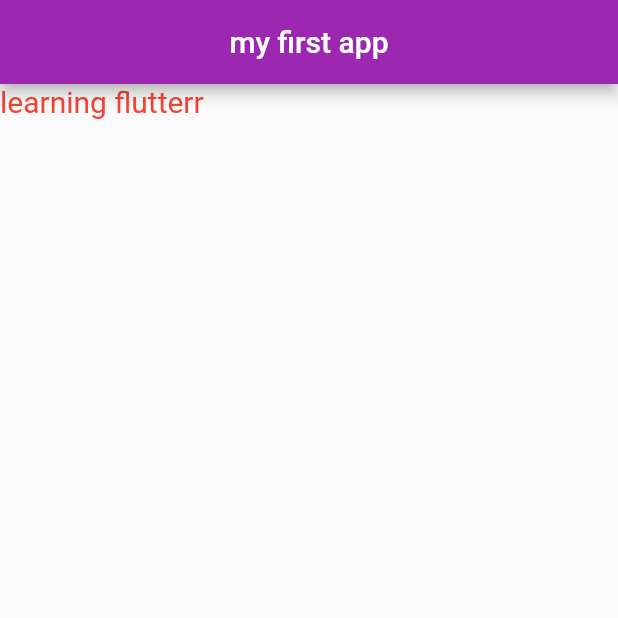
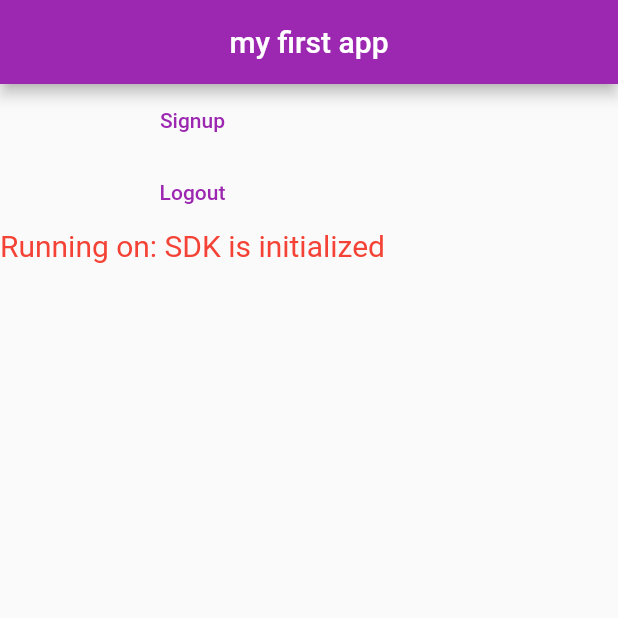
Before and after one commit to sherukhann/flutter_tutorial_and_poc, a Flutter app: the screen it shows after launch, on a phone screen of 412 x 824 dp, the top half of it. Run offline on Flutter 3.47's test engine with Material 2 defaults, Android fonts, the phone set to English and light mode, and no system bars; missing offline and left inert: haptik_sdk.

Commit message:
tried the haptic flutter package

```diff
--- a/lib/main.dart
+++ b/lib/main.dart
@@ -1,4 +1,8 @@
 import 'package:flutter/material.dart';
+import 'package:flutter/services.dart';
+import 'package:haptik_sdk/InitData.dart';
+import 'package:haptik_sdk/SignupData.dart';
+import 'package:haptik_sdk/haptik_sdk.dart';
 
 void main() {
   runApp(const MyApp());
@@ -11,21 +15,58 @@ class MyApp extends StatelessWidget {
   Widget build(BuildContext context) {
     return MaterialApp(
       theme: ThemeData(
-        primarySwatch: Colors.purple,
-        brightness: Brightness.light,
-        textTheme: const TextTheme(
-          bodyMedium: TextStyle(fontSize: 20, color: Colors.red),
-        )
-      ),
+          primarySwatch: Colors.purple,
+          brightness: Brightness.light,
+          textTheme: const TextTheme(
+            bodyMedium: TextStyle(fontSize: 20, color: Colors.red),
+          )),
       home: const HomePage(),
       debugShowCheckedModeBanner: false,
     );
   }
 }
 
-class HomePage extends StatelessWidget {
+class HomePage extends StatefulWidget {
   const HomePage({super.key});
+
+  @override
+  State<HomePage> createState() => _HomePageState();
+}
+
+class _HomePageState extends State<HomePage> {
   // state full widget
+  String _successState = 'Unknown';
+  final haptikSdkPlugin = HaptikSdk();
+  final initData = InitData();
+  final signupData = SignupData();
+
+  @override
+  void initState() {
+    super.initState();
+    initPlatformState();
+  }
+
+  Future<void> initPlatformState() async {
+    String successState;
+    successState = 'SDK is initialized';
+    initData.setPrimaryColor = "#420420";
+    initData.setComposerPlaceholder = "flutter_plugin_demo";
+    initData.setInitializeLanguage = "en";
+    initData.setNoHeader = false;
+
+    // try {
+    //   successState =
+    //       await haptikSdkPlugin.initializeSDK() ?? 'SDK was not initialized';
+    // } on PlatformException {
+    //   successState = 'Failed to initialize SDK';
+    // }
+    setState(() {
+      _successState = successState;
+    });
+
+    if (!mounted) return;
+  }
+
   @override
   Widget build(BuildContext context) {
     return Scaffold(
@@ -36,6 +77,33 @@ class HomePage extends StatelessWidget {
           centerTitle: true,
           // backgroundColor: Colors.green,
         ),
-        body: const Text('learning flutterr'));
+        body: Column(
+          children: [
+            TextButton(
+              onPressed: () async {
+                String successState;
+                try {
+                  successState =
+                      await haptikSdkPlugin.launchGuestConversation(initData) ??
+                          'Unknown success state';
+                } on PlatformException {
+                  successState = 'Failed to launch guest conversation';
+                }
+
+                setState(() {
+                  _successState = successState;
+                });
+              },
+              child: const Text('Signup'),
+            ),
+            TextButton(
+              onPressed: () {
+                haptikSdkPlugin.logout();
+              },
+              child: const Text('Logout'),
+            ),
+            Text('Running on: $_successState\n')
+          ],
+        ));
   }
 }
--- a/pubspec.yaml
+++ b/pubspec.yaml
@@ -35,6 +35,7 @@ dependencies:
   # The following adds the Cupertino Icons font to your application.
   # Use with the CupertinoIcons class for iOS style icons.
   cupertino_icons: ^1.0.2
+  haptik_sdk: ^0.0.7
 
 dev_dependencies:
   flutter_test:
```
Also changed, not shown: pubspec.lock, 6 other files.
